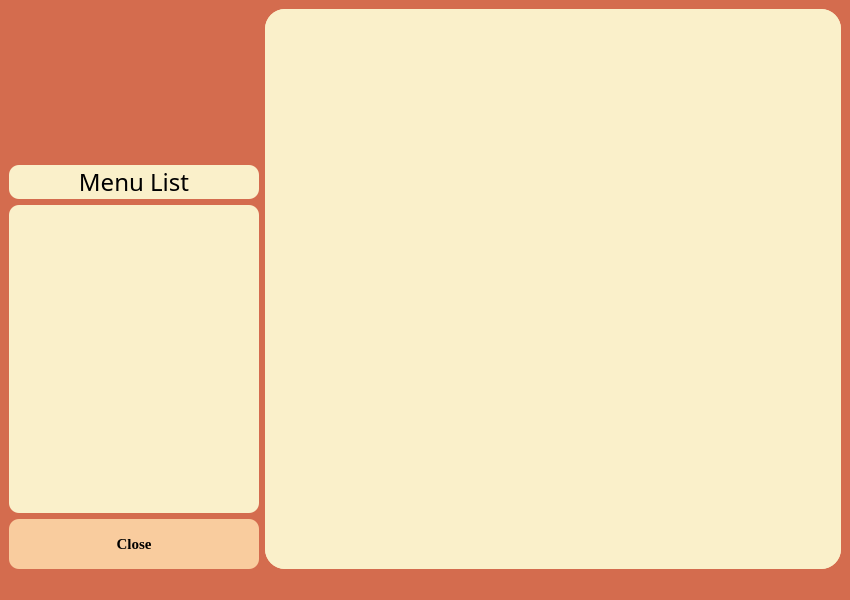
This is inventorywindow.ui in PeteCastle/PEx5 as Qt 5 draws it before an edit. The edited form follows.
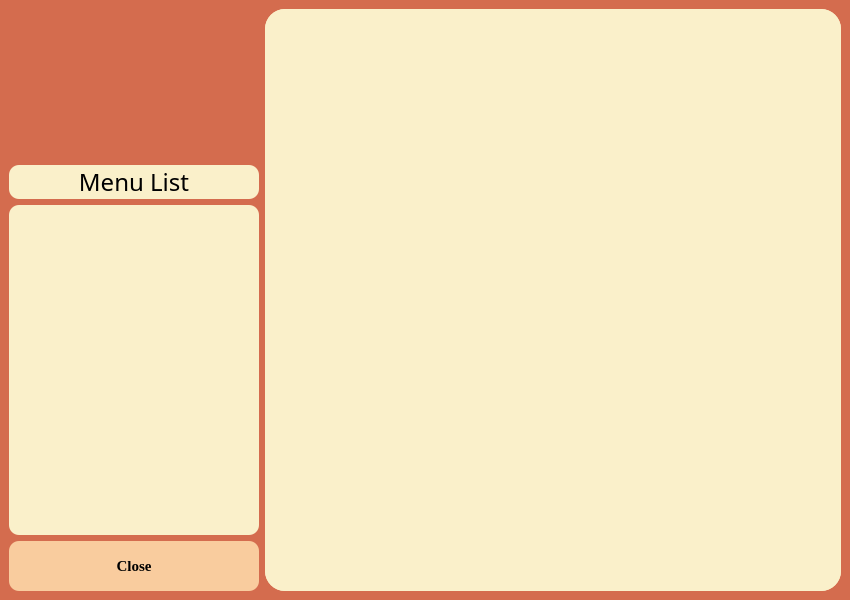
This is the edited form. Icons and pictures are not drawn.

```diff
--- a/inventorywindow.ui
+++ b/inventorywindow.ui
@@ -17,6 +17,75 @@
    <string notr="true">background-color: rgb(212, 108, 78);</string>
   </property>
   <widget class="QWidget" name="centralwidget">
+   <property name="styleSheet">
+    <string notr="true"> QScrollBar:vertical {
+	border: none;
+	background: rgb(249, 204, 158);
+    width: 14px;
+    margin: 15px 0 15px 0;
+	border-radius: 0px;
+ }
+
+/*  HANDLE BAR VERTICAL */
+QScrollBar::handle:vertical {	
+	background-color: rgb(255, 129, 94);
+	min-height: 30px;
+	border-radius: 7px;
+}
+QScrollBar::handle:vertical:hover{	
+	background-color: rgb(221, 154, 109);
+}
+QScrollBar::handle:vertical:pressed {	
+	background-color: rgb(212, 108, 78);
+}
+
+/* BTN TOP - SCROLLBAR */
+QScrollBar::sub-line:vertical {
+	border: none;
+	background-color: rgb(89, 52, 27);
+	height: 15px;
+	border-top-left-radius: 7px;
+	border-top-right-radius: 7px;
+	subcontrol-position: top;
+	subcontrol-origin: margin;
+}
+QScrollBar::sub-line:vertical:hover {	
+	background-color: rgb(197, 114, 59);
+}
+QScrollBar::sub-line:vertical:pressed {	
+	background-color: rgb(49, 28, 15);
+}
+
+/* BTN BOTTOM - SCROLLBAR */
+QScrollBar::add-line:vertical {
+	border: none;
+	background-color: rgb(89, 52, 27);
+	height: 15px;
+	border-bottom-left-radius: 7px;
+	border-bottom-right-radius: 7px;
+	subcontrol-position: bottom;
+	subcontrol-origin: margin;
+}
+QScrollBar::add-line:vertical:hover {	
+	background-color: rgb(197, 114, 59);
+}
+QScrollBar::add-line:vertical:pressed {	
+	background-color: rgb(49, 28, 15);
+}
+
+
+QPushButton{
+	background-color: rgb(249, 204, 158);
+	color: rgb(89, 52, 27);
+	border-radius: 10px;
+}
+QPushButton::hover{
+	border: 5px solid rgb(138, 80, 42);
+}
+QPushButton::pressed{
+	border: 5px solid rgb(89, 52, 27);
+}</string>
+   </property>
    <layout class="QHBoxLayout" name="horizontalLayout" stretch="25,75">
     <item>
      <layout class="QVBoxLayout" name="verticalLayout">
@@ -62,15 +131,31 @@
        </widget>
       </item>
       <item>
-       <widget class="QListWidget" name="CategoriesList">
+       <widget class="QListView" name="CategoriesList">
         <property name="styleSheet">
-         <string notr="true">color: rgb(0, 0, 0);
-background-color: rgb(250, 240, 202);
-border-radius: 10px
-</string>
-        </property>
-        <property name="currentRow">
-         <number>-1</number>
+         <string notr="true">QListView {
+    show-decoration-selected: 0; /* make the selection span the entire width of the view */
+	background-color: rgb(250, 240, 202);
+	border-radius: 10px;
+	font:  16px 'Georgia';
+	padding: 5px 5px 5px 5px;
+}
+QListView::item{
+	padding: 3px 0px 3px 0px;
+}
+QListView::item:selected {
+	background-color: rgb(89, 52, 27);
+	color: rgb(250, 240, 202);
+}
+
+QListView::item:selected:active {
+ 	background-color: rgb(89, 52, 27);
+	color: rgb(250, 240, 202);
+}
+
+QListView::item:hover {
+    background-color: rgb(249, 204, 158);
+}</string>
         </property>
        </widget>
       </item>
@@ -125,7 +210,7 @@
          <x>0</x>
          <y>0</y>
          <width>574</width>
-         <height>539</height>
+         <height>582</height>
         </rect>
        </property>
        <layout class="QGridLayout" name="gridLayout"/>
@@ -134,17 +219,6 @@
     </item>
    </layout>
   </widget>
-  <widget class="QMenuBar" name="menubar">
-   <property name="geometry">
-    <rect>
-     <x>0</x>
-     <y>0</y>
-     <width>850</width>
-     <height>21</height>
-    </rect>
-   </property>
-  </widget>
-  <widget class="QStatusBar" name="statusbar"/>
  </widget>
  <resources/>
  <connections/>
```
Left out of the diff: 1 changed line with no effect on the pictures.
